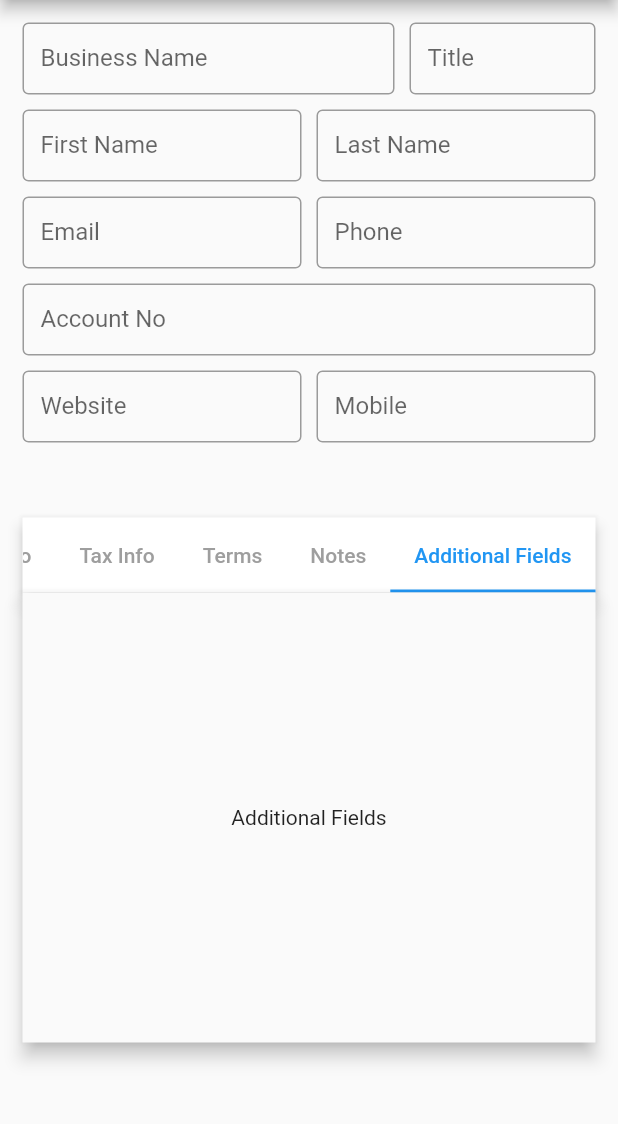
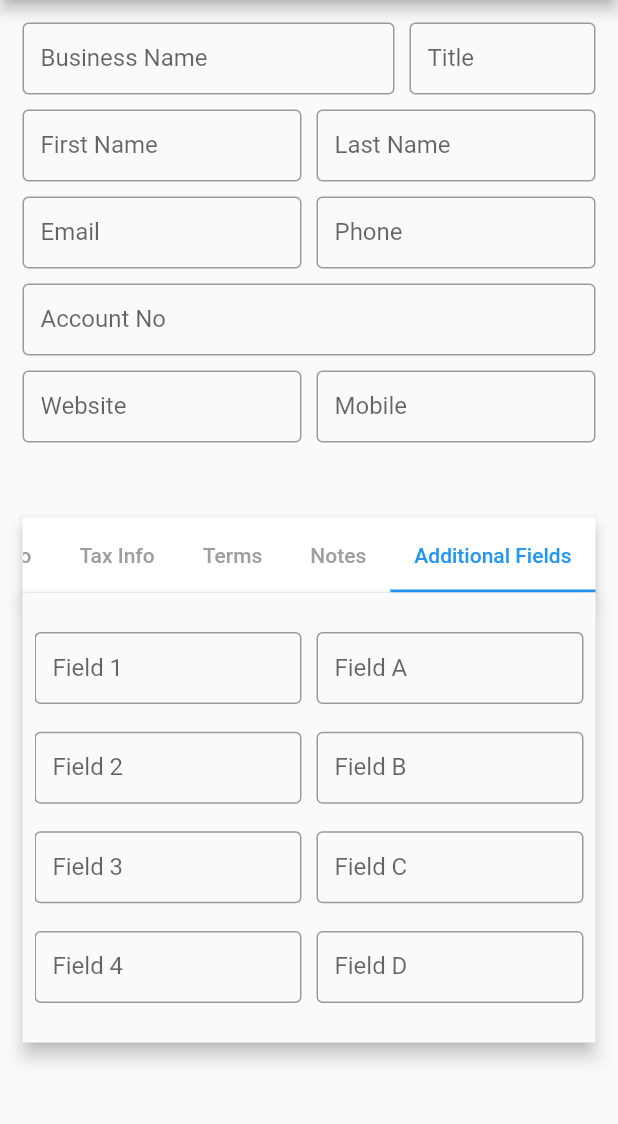
Before and after one commit to Ali-10011/fast-accounts-mobile-app, a Flutter app: the screen it shows after launch, tab 5 chosen, on a phone screen of 412 x 824 dp, the part 84-1208 px from its top. Run offline on Flutter 3.47's test engine with Material 2 defaults, Android fonts, the phone set to English and light mode, and no system bars.

Commit message:
complete add customer form

```diff
--- a/fast_accounts/lib/views/Sales/customers.dart
+++ b/fast_accounts/lib/views/Sales/customers.dart
@@ -40,7 +40,8 @@ class _CustomersState extends State<Customers> {
       TextEditingController();
   final TextEditingController _creditLimitController = TextEditingController();
   final TextEditingController _openingDateController = TextEditingController();
-    final TextEditingController _openingBalanceController = TextEditingController();
+  final TextEditingController _openingBalanceController =
+      TextEditingController();
   final TextEditingController _discountController = TextEditingController();
 
   //Notes
@@ -212,6 +213,7 @@ class _CustomersState extends State<Customers> {
                         padding: const EdgeInsets.all(8.0),
                         child: TabBarView(
                           children: [
+                            //Address Info Page
                             Column(
                               mainAxisAlignment: MainAxisAlignment.spaceEvenly,
                               children: [
@@ -263,6 +265,7 @@ class _CustomersState extends State<Customers> {
                                 ),
                               ],
                             ),
+                            //Tax Info Page
                             Column(
                               mainAxisAlignment: MainAxisAlignment.spaceEvenly,
                               children: [
@@ -295,6 +298,7 @@ class _CustomersState extends State<Customers> {
                                 ),
                               ],
                             ),
+                            //Terms Page
                             Column(
                               mainAxisAlignment: MainAxisAlignment.spaceEvenly,
                               children: [
@@ -325,24 +329,120 @@ class _CustomersState extends State<Customers> {
                                             _openingDateController,
                                             "Opening Date",
                                             "27/03/2023")),
-
                                   ],
                                 ),
                               ],
                             ),
-                            Container(
-                              child: const Center(
-                                child: Text(
-                                  'Notes',
+                            //Notes Page
+                            Column(
+                              mainAxisAlignment: MainAxisAlignment.start,
+                              children: [
+                                Row(
+                                  children: [
+                                    Expanded(
+                                        flex: 1,
+                                        child: Padding(
+                                          padding: const EdgeInsets.all(8.0),
+                                          child: TextFormField(
+                                            controller: _notesController,
+
+                                            minLines: 5,
+                                            maxLines: 7,
+                                            decoration: const InputDecoration(
+                                              contentPadding:
+                                                  EdgeInsets.symmetric(
+                                                      horizontal: 12),
+                                              border: OutlineInputBorder(),
+                                              hintText: "Notes",
+                                              labelText: "Notes",
+                                            ),
+                                          ),
+                                        )),
+                                  ],
                                 ),
-                              ),
+                              ],
                             ),
-                            Container(
-                              child: const Center(
-                                child: Text(
-                                  'Additional Fields',
+                            //Additional Fields Page
+                            Column(
+                              mainAxisAlignment: MainAxisAlignment.spaceEvenly,
+                              children: [
+                                Row(
+                                  children: [
+                                    Expanded(
+                                        flex: 1,
+                                        child: createTextFormField(
+                                            _field1Controller,
+                                            "Field 1",
+                                            "Field 1")),
+                                    const SizedBox(
+                                      width: 10,
+                                    ),
+                                    Expanded(
+                                        flex: 1,
+                                        child: createTextFormField(
+                                            _fieldAController,
+                                            "Field A",
+                                            "Field A")),
+                                  ],
                                 ),
-                              ),
+                                Row(
+                                  children: [
+                                    Expanded(
+                                        flex: 1,
+                                        child: createTextFormField(
+                                            _field2Controller,
+                                            "Field 2",
+                                            "Field 2")),
+                                    const SizedBox(
+                                      width: 10,
+                                    ),
+                                    Expanded(
+                                        flex: 1,
+                                        child: createTextFormField(
+                                            _fieldBController,
+                                            "Field B",
+                                            "Field B")),
+                                  ],
+                                ),
+                                Row(
+                                  children: [
+                                    Expanded(
+                                        flex: 1,
+                                        child: createTextFormField(
+                                            _field3Controller,
+                                            "Field 3",
+                                            "Field 3")),
+                                    const SizedBox(
+                                      width: 10,
+                                    ),
+                                    Expanded(
+                                        flex: 1,
+                                        child: createTextFormField(
+                                            _fieldCController,
+                                            "Field C",
+                                            "Field C")),
+                                  ],
+                                ),
+                                Row(
+                                  children: [
+                                    Expanded(
+                                        flex: 1,
+                                        child: createTextFormField(
+                                            _field4Controller,
+                                            "Field 4",
+                                            "Field 4")),
+                                    const SizedBox(
+                                      width: 10,
+                                    ),
+                                    Expanded(
+                                        flex: 1,
+                                        child: createTextFormField(
+                                            _fieldDController,
+                                            "Field D",
+                                            "Field D")),
+                                  ],
+                                ),
+                              ],
                             ),
                           ],
                         ),
```
